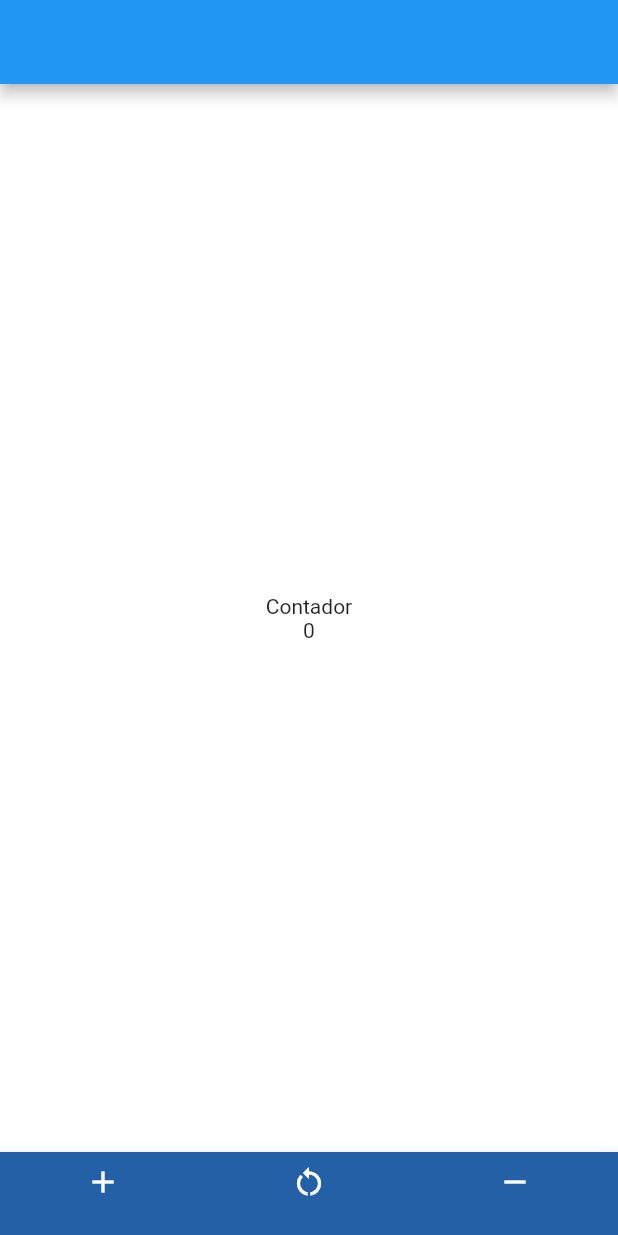
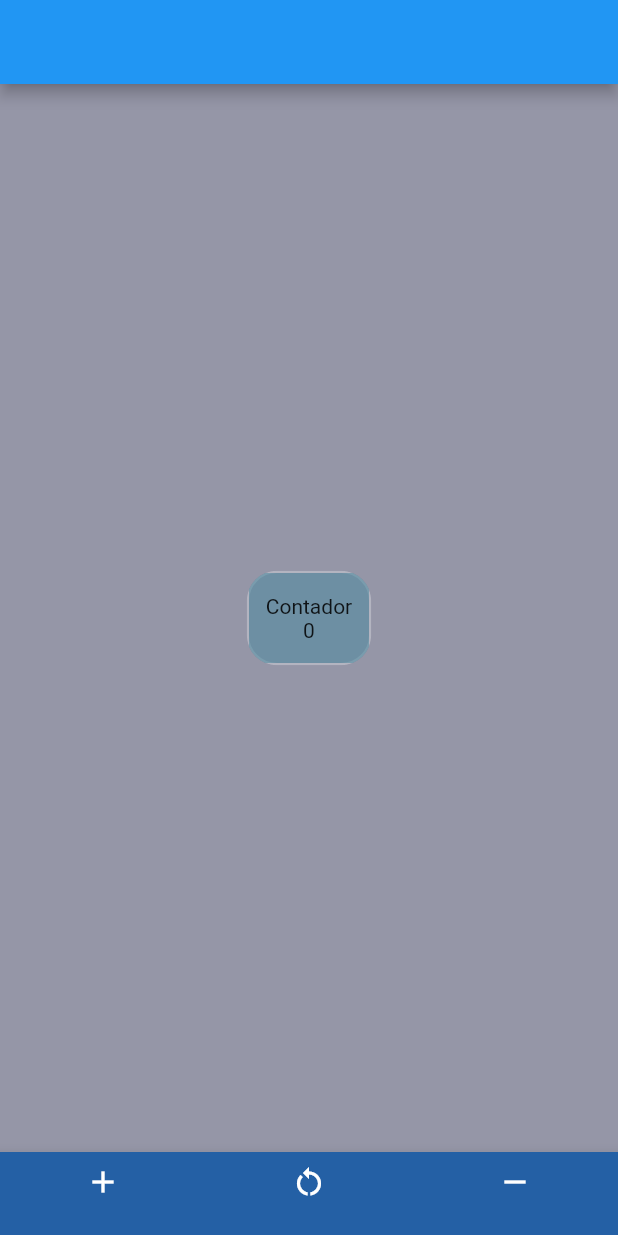
Before and after one commit to franciscoaiolfi/flutter_studies, a Flutter app: the screen it shows after launch, on a phone screen of 412 x 824 dp. Run offline on Flutter 3.47's test engine with Material 2 defaults, Android fonts, the light colour scheme and no system bars.

Commit message:
#2 Glassmorphism added and Home Changes

```diff
--- /dev/null
+++ b/lib/custom_widgets/glassmorphism.dart
@@ -0,0 +1,62 @@
+import 'dart:ui';
+import 'package:flutter/material.dart';
+
+class Glassmorphism extends StatefulWidget {
+  final double blur;
+  final double opacity;
+  final Widget child;
+  final double? width;
+  final double? height;
+  final double radius;
+  final Color color;
+  final EdgeInsetsGeometry? margin;
+  final EdgeInsetsGeometry? padding;
+  final LinearGradient? gradient;
+  const Glassmorphism({
+    Key? key,
+    required this.blur,
+    required this.opacity,
+    required this.child,
+    this.width,
+    this.height,
+    this.color = Colors.white,
+    this.radius = 20,
+    this.margin,
+    this.padding,
+    this.gradient,
+  }) : super(key: key);
+
+  @override
+  State<Glassmorphism> createState() => _GlassmorphismState();
+}
+
+class _GlassmorphismState extends State<Glassmorphism> {
+  @override
+  Widget build(BuildContext context) {
+    return Material(
+      color: Color.fromARGB(0, 255, 255, 255),
+      child: ClipRRect(
+        borderRadius: BorderRadius.circular(widget.radius),
+        child: BackdropFilter(
+          filter: ImageFilter.blur(sigmaX: widget.blur, sigmaY: widget.blur),
+          child: Container(
+            width: widget.width,
+            height: widget.height,
+            margin: widget.margin,
+            padding: widget.padding,
+            decoration: BoxDecoration(
+              color: widget.color.withOpacity(widget.opacity),
+              borderRadius: BorderRadius.circular(widget.radius),
+              border: Border.all(
+                width: 1.5,
+                color: Colors.white.withOpacity(.2),
+              ),
+              gradient: widget.gradient,
+            ),
+            child: widget.child,
+          ),
+        ),
+      ),
+    );
+  }
+}
--- a/lib/home/home.dart
+++ b/lib/home/home.dart
@@ -1,4 +1,5 @@
 import 'package:flutter/material.dart';
+import 'package:flutter_lessons/custom_widgets/glassmorphism.dart';
 
 class Home extends StatefulWidget {
   const Home({Key? key}) : super(key: key);
@@ -15,14 +16,23 @@ class _HomeState extends State<Home> {
       //Wrapper
       appBar: AppBar(),
       body: Container(
-        color: Colors.white,
+        color: Color.fromARGB(255, 149, 150, 167),
         alignment: Alignment.center,
+        child: Glassmorphism(
+          blur: 5,
+          opacity: .1,
+          child: Container(
+            color: Color.fromARGB(90, 16, 111, 139),
+            width: 80,
+            height: 60,
             child: Column(
               mainAxisAlignment: MainAxisAlignment.center,
               children: [
                 Text('Contador'),
                 Text(counter.toString()),
               ],
+            ),
+          ),
         ),
       ),
       bottomNavigationBar: BottomNavigationBar(
@@ -35,6 +45,12 @@ class _HomeState extends State<Home> {
                         counter += 1;
                       });
                     },
+                    // onPanStart: (_) {
+                    //   //Informa que é um void
+                    //   setState(() {
+                    //     counter += 1;
+                    //   });
+                    // },
                     child: Icon(Icons.add, color: Colors.white)),
                 label: ''),
             BottomNavigationBarItem(
```
Lines whose indentation alone changed are shown as unchanged.
